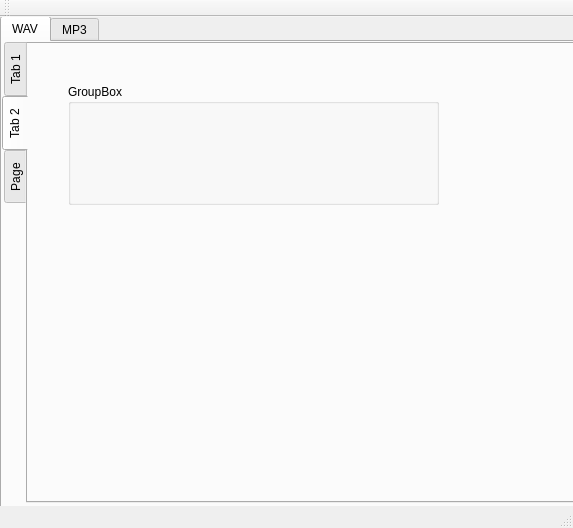
Before: the Qt Designer form audioPipe/mainwindow.ui in Krb686/audioPipe, drawn with Qt 5.
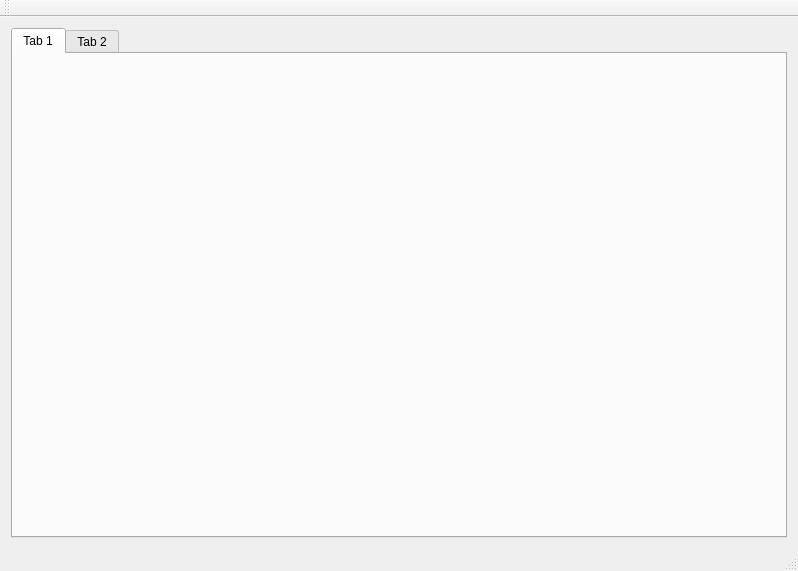
After: the same form once the commit is applied.

Patch:
```diff
--- a/audioPipe/mainwindow.ui
+++ b/audioPipe/mainwindow.ui
@@ -6,101 +6,34 @@
    <rect>
     <x>0</x>
     <y>0</y>
-    <width>573</width>
-    <height>528</height>
+    <width>798</width>
+    <height>571</height>
    </rect>
   </property>
   <property name="windowTitle">
    <string>MainWindow</string>
   </property>
   <widget class="QWidget" name="centralWidget">
-   <widget class="QTabWidget" name="tabWidget">
-    <property name="geometry">
-     <rect>
-      <x>0</x>
-      <y>-1</y>
-      <width>581</width>
-      <height>501</height>
-     </rect>
-    </property>
-    <property name="currentIndex">
-     <number>0</number>
-    </property>
-    <widget class="QWidget" name="tab">
-     <attribute name="title">
-      <string>WAV</string>
-     </attribute>
-     <widget class="QTabWidget" name="tabWidget_2">
-      <property name="geometry">
-       <rect>
-        <x>0</x>
-        <y>0</y>
-        <width>581</width>
-        <height>461</height>
-       </rect>
-      </property>
-      <property name="tabPosition">
-       <enum>QTabWidget::West</enum>
-      </property>
-      <property name="currentIndex">
-       <number>1</number>
-      </property>
-      <widget class="QWidget" name="tab_3">
-       <attribute name="title">
-        <string>Tab 1</string>
-       </attribute>
-       <widget class="QTableView" name="tableView">
-        <property name="geometry">
-         <rect>
-          <x>-5</x>
-          <y>-9</y>
-          <width>561</width>
-          <height>451</height>
-         </rect>
-        </property>
+   <layout class="QGridLayout" name="gridLayout_2">
+    <item row="0" column="0">
+     <layout class="QGridLayout" name="gridLayout" rowstretch="0">
+      <item row="0" column="0">
+       <widget class="QTabWidget" name="tabWidget">
+        <widget class="QWidget" name="tab">
+         <attribute name="title">
+          <string>Tab 1</string>
+         </attribute>
+        </widget>
+        <widget class="QWidget" name="tab_2">
+         <attribute name="title">
+          <string>Tab 2</string>
+         </attribute>
+        </widget>
        </widget>
-      </widget>
-      <widget class="QWidget" name="tab_4">
-       <attribute name="title">
-        <string>Tab 2</string>
-       </attribute>
-       <widget class="QGroupBox" name="groupBox">
-        <property name="geometry">
-         <rect>
-          <x>40</x>
-          <y>40</y>
-          <width>371</width>
-          <height>121</height>
-         </rect>
-        </property>
-        <property name="title">
-         <string>GroupBox</string>
-        </property>
-       </widget>
-      </widget>
-      <widget class="QWidget" name="tab_5">
-       <attribute name="title">
-        <string>Page</string>
-       </attribute>
-       <widget class="QGraphicsView" name="graphicsView">
-        <property name="geometry">
-         <rect>
-          <x>-5</x>
-          <y>-9</y>
-          <width>561</width>
-          <height>451</height>
-         </rect>
-        </property>
-       </widget>
-      </widget>
-     </widget>
-    </widget>
-    <widget class="QWidget" name="tab_2">
-     <attribute name="title">
-      <string>MP3</string>
-     </attribute>
-    </widget>
-   </widget>
+      </item>
+     </layout>
+    </item>
+   </layout>
   </widget>
   <widget class="QMenuBar" name="menuBar">
    <property name="geometry">
```
Left out of the diff: 2 changed lines with no effect on the pictures.
